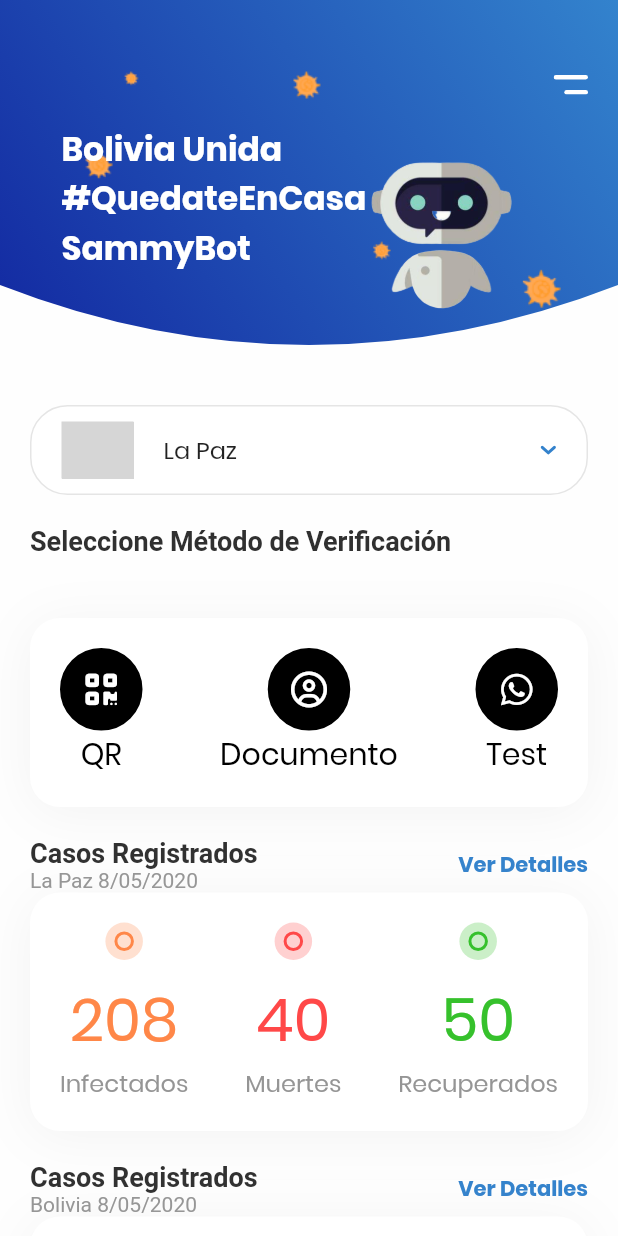
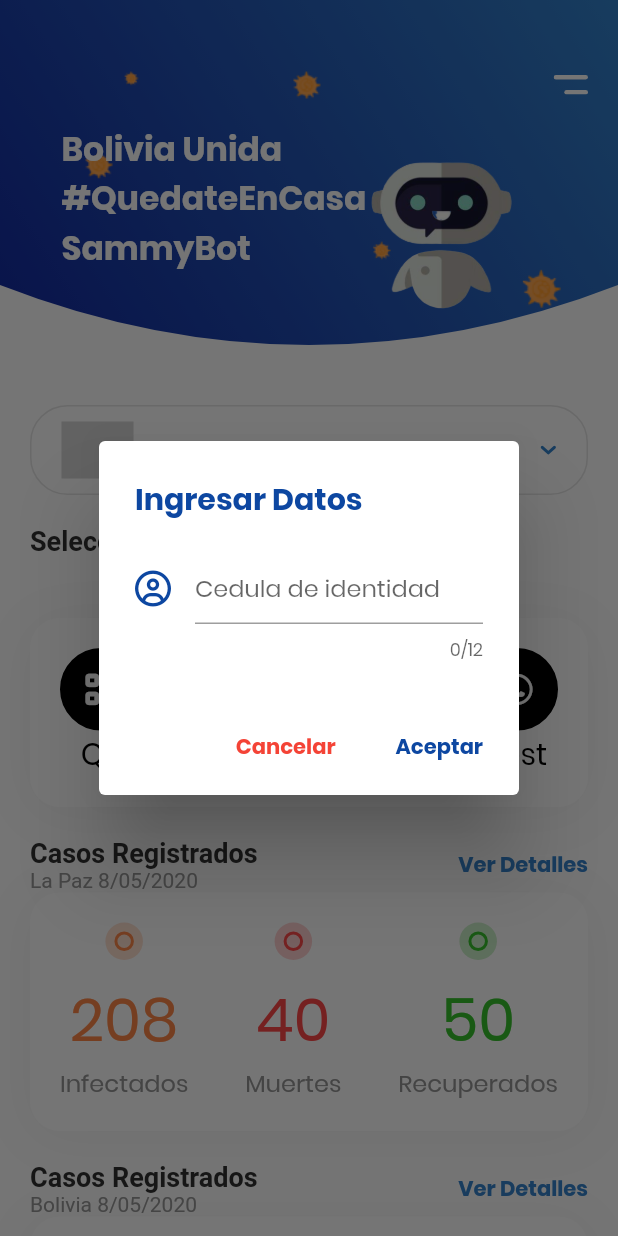
Before and after one commit to LuYaSC/FlutterSammyBotApp, a Flutter app: the screen it shows after launch, after a tap on an icon or button, on a phone screen of 412 x 824 dp. Run offline on Flutter 3.47's test engine with Material 2 defaults, Android fonts, the phone set to English and light mode, and no system bars; our stand-ins replace flutter_icons, flutter_svg, location, splashscreen; missing offline and left inert: qrscan; project files that could hold a hidden picture were left out; grey boxes are pictures that could not be loaded.

```diff
--- a/appsammybot/lib/principal_view.dart
+++ b/appsammybot/lib/principal_view.dart
@@ -40,6 +40,7 @@ class HomeScreen extends StatefulWidget {
 class _HomeScreenState extends State<HomeScreen> {
   final controller = ScrollController();
   double offset = 0;
+  String barCode = '';
   QrDto dtoQr = new QrDto();
   CiDto cidto = new CiDto();
   QrResponse resultQr = new QrResponse();
@@ -448,8 +449,13 @@ class _HomeScreenState extends State<HomeScreen> {
 
   Future _scan() async {
     String barcode = await scanner.scan();
-    dtoQr.codigo = barcode;
-    this._getQrDates(dtoQr);
+    if (barcode.length > 15) {
+      dtoQr.codigo = barcode;
+      this._getQrDates(dtoQr);
+    } else {
+      cidto.ci = barcode;
+      this._displayBarCode(context);
+    }
   }
 
   _launchURL() async {
@@ -499,6 +505,63 @@ class _HomeScreenState extends State<HomeScreen> {
         }
       });
     });
+  }
+
+  TextEditingController _textFieldbarController = new TextEditingController();
+
+  _displayBarCode(BuildContext context) async {
+    this._textFieldbarController.text = cidto.ci;
+    return showDialog(
+        context: context,
+        builder: (context) {
+          return AlertDialog(
+            title: Text('Ingresar Datos',
+                style: TextStyle(
+                    fontWeight: FontWeight.bold, color: Colors.blue[900])),
+            content: SingleChildScrollView(
+              child: Padding(
+                padding: EdgeInsets.only(left: 0.0, right: 0.0, top: 0.0),
+                child: Column(
+                  children: <Widget>[
+                    TextField(
+                      controller: _textFieldbarController,
+                      maxLength: 12,
+                      decoration: InputDecoration(
+                        icon: new Icon(
+                          FontAwesome.user_circle_o,
+                          color: Colors.blue[900],
+                        ),
+                        hintText: "Cedula de identidad",
+                        focusedBorder: UnderlineInputBorder(
+                          borderSide: BorderSide(color: Colors.blue[900]),
+                        ),
+                      ),
+                    ),
+                  ],
+                ),
+              ),
+            ),
+            actions: <Widget>[
+              new FlatButton(
+                child: new Text('Cancelar',
+                    style: TextStyle(
+                        fontWeight: FontWeight.bold, color: Colors.red)),
+                onPressed: () {
+                  Navigator.of(context).pop();
+                },
+              ),
+              new FlatButton(
+                child: new Text('Aceptar',
+                    style: TextStyle(
+                        fontWeight: FontWeight.bold, color: Colors.blue[900])),
+                onPressed: () {
+                  _getCiDates(_textFieldbarController.text);
+                  Navigator.of(context).pop();
+                },
+              ),
+            ],
+          );
+        });
   }
 
   _displayCi(BuildContext context) async {
--- a/appsammybot/pubspec.yaml
+++ b/appsammybot/pubspec.yaml
@@ -30,7 +30,7 @@ dependencies:
   http: ^0.12.0+4
   flutter_screenutil: ^0.4.2
   location: ^3.0.2
-  url_launcher: ^5.4.5
+  url_launcher: ^5.4.7
   splashscreen: ^1.2.0
   cupertino_icons: ^0.1.3
 
```
